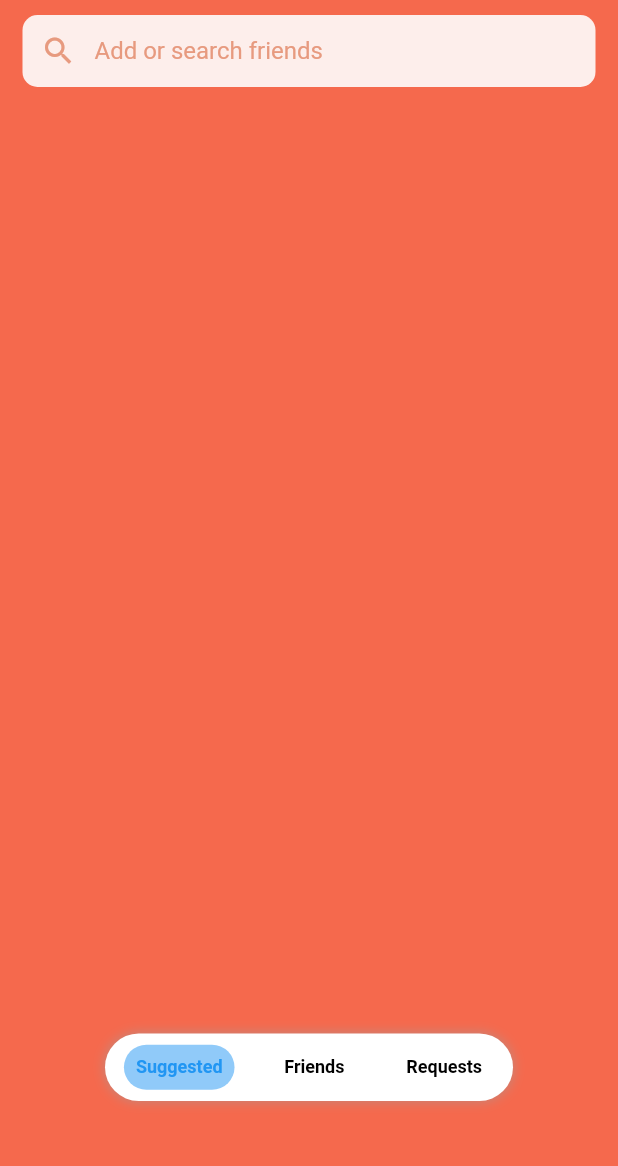
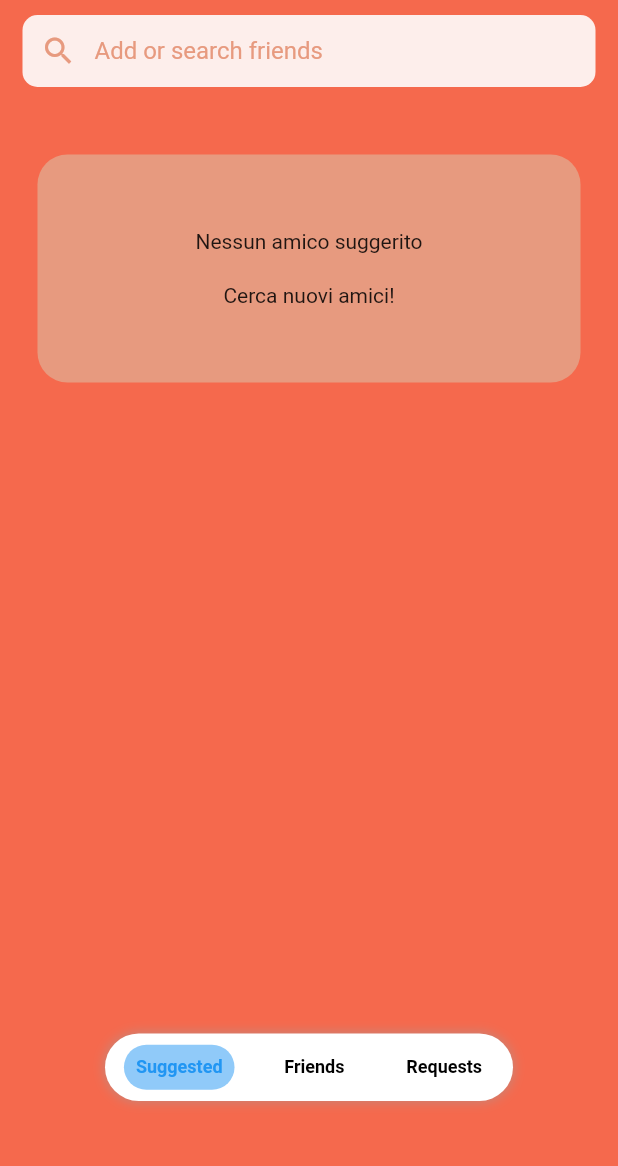
Before and after one commit to Davide042003/gas, a Flutter app: the FriendsScreen screen opened by its route, on a phone screen of 412 x 824 dp, the part 60-1226 px from its top. Run offline on Flutter 3.47's test engine with Material 2 defaults, Android fonts, the phone set to English and light mode, and no system bars; our stand-ins replace animate_do, cached_network_image, cloud_firestore, contacts_service, country_picker, firebase_auth and 12 more; missing offline and left inert: a package; accounts and stored records are empty; Roboto replaces fonts that are missing (Helvetica).

Commit message:
fix friends

```diff
--- a/lib/friends_screen.dart
+++ b/lib/friends_screen.dart
@@ -229,6 +229,7 @@ class _FriendsScreenState extends ConsumerState<FriendsScreen> {
                               final widgets = <Widget>[];
                               String type = "";
 
+                              if (searchResults.length > 0) {
                                 // Build widgets for each result
                                 for (final result in searchResults) {
                                   final userData = result;
@@ -261,10 +262,12 @@ class _FriendsScreenState extends ConsumerState<FriendsScreen> {
                                       username: username,
                                       id: id,
                                       onDeleteFriend: () async {
-                                        await friendSystem.deleteFriend(friendToDeleteId);
+                                        await friendSystem.deleteFriend(
+                                            friendToDeleteId);
                                         ref.refresh(friendsProvider);
                                         Navigator.pop(context);
-                                      }, onNo: (){
+                                      },
+                                      onNo: () {
                                         Navigator.pop(context);
                                       },
                                       onTap: () {
@@ -286,7 +289,8 @@ class _FriendsScreenState extends ConsumerState<FriendsScreen> {
                                               await friendSystem
                                                   .deleteSentRequest(id);
                                               setState(() {
-                                              ref.refresh(sentRequestsProvider);
+                                                ref.refresh(
+                                                    sentRequestsProvider);
                                                 ref.refresh(
                                                     nonFriendsContactsProvider);
                                                 setState(() {
@@ -313,7 +317,8 @@ class _FriendsScreenState extends ConsumerState<FriendsScreen> {
                                           await friendSystem
                                               .declineFriendRequest(id);
                                           ref.refresh(receivedRequestsProvider);
-                                        ref.refresh(nonFriendsContactsProvider);
+                                          ref.refresh(
+                                              nonFriendsContactsProvider);
                                           setState(() {
                                             searchResults.remove(result);
                                           });
@@ -361,7 +366,8 @@ class _FriendsScreenState extends ConsumerState<FriendsScreen> {
                                               id: id,
                                               onTap: () async {
                                                 await sendFriendRequest(id);
-                                              ref.refresh(sentRequestsProvider);
+                                                ref.refresh(
+                                                    sentRequestsProvider);
                                                 ref.refresh(
                                                     potentialFriendsWithCommonFriendsProvider);
                                                 setState(() {
@@ -370,7 +376,10 @@ class _FriendsScreenState extends ConsumerState<FriendsScreen> {
                                               })));
                                     }
                                   } else if (type == 'general') {
-                                  widgets.add(Padding(padding: EdgeInsets.symmetric(horizontal: 20), child: GeneralUserWidget(
+                                    widgets.add(Padding(
+                                        padding: EdgeInsets.symmetric(
+                                            horizontal: 20),
+                                        child: GeneralUserWidget(
                                             profilePicture: profilePictureUrl,
                                             name: name,
                                             username: username,
@@ -388,6 +397,27 @@ class _FriendsScreenState extends ConsumerState<FriendsScreen> {
                                 return ListView(
                                   children: widgets,
                                 );
+                              } else {
+                                return Align(
+                                    alignment: Alignment.topCenter,
+                                    child: Container(
+                                      height: screenHeight/5.5,
+                                      width: screenWidth/1,
+                                      padding: EdgeInsets.symmetric(vertical: 0),
+                                      margin: EdgeInsets.symmetric(horizontal: 25, vertical: 20),
+                                      decoration: BoxDecoration(
+                                        borderRadius: BorderRadius.circular(20),
+                                        color: AppColors.a,
+                                      ),
+                                      child: Column(
+                                        mainAxisAlignment: MainAxisAlignment.center,
+                                        children: [
+                                          Text('Nessun amico trovato!'),
+                                        ],
+                                      ),
+                                    )
+                                );
+                              }
                             } else if (snapshot.hasError) {
                               print("ok");
                               return Text('Error: ${snapshot.error}');
@@ -486,9 +516,16 @@ class _FriendsScreenState extends ConsumerState<FriendsScreen> {
   Widget pageContactsNoFriend() {
     double screenHeight = MediaQuery.of(context).size.height;
 
-    return ListView(
-      children: [
-        // First FutureBuilder for non-friend contacts
+    return CustomScrollView(
+      slivers: [
+        CupertinoSliverRefreshControl(
+          onRefresh: () async {
+            ref.refresh(potentialFriendsWithCommonFriendsProvider);
+          },
+        ),
+        SliverList(
+          delegate: SliverChildListDelegate(
+            [
               FutureBuilder(
                 future: ref.watch(nonFriendsContactsProvider.future),
                 builder: (context, snapshot) {
@@ -640,6 +677,40 @@ class _FriendsScreenState extends ConsumerState<FriendsScreen> {
                     }
                   }
                 },
+              ),
+              FutureBuilder(
+                future: ref.watch(nonFriendsContactsProvider.future),
+                builder: (context, nonFriendsSnapshot) {
+                  return FutureBuilder<List<Map<String, dynamic>>>(
+                    future: ref.watch(potentialFriendsWithCommonFriendsProvider.future),
+                    builder: (context, potentialFriendsSnapshot) {
+                      if ((!nonFriendsSnapshot.hasData || nonFriendsSnapshot.data!.isEmpty) &&
+                          (!potentialFriendsSnapshot.hasData || potentialFriendsSnapshot.data!.isEmpty)) {
+                        return Container(
+                          padding: EdgeInsets.symmetric(vertical: 50),
+                          margin: EdgeInsets.symmetric(horizontal: 25, vertical: 20),
+                          decoration: BoxDecoration(
+                            borderRadius: BorderRadius.circular(20),
+                            color: AppColors.a,
+                          ),
+                          child: Column(
+                            mainAxisAlignment: MainAxisAlignment.center,
+                            children: [
+                              Text('Nessun amico suggerito'),
+                              SizedBox(height: 20),
+                              Text('Cerca nuovi amici!'),
+                            ],
+                          ),
+                        );
+                      } else {
+                        return SizedBox.shrink();
+                      }
+                    },
+                  );
+                },
+              ),
+            ],
+          ),
         ),
       ],
     );
```
Lines whose indentation alone changed are shown as unchanged.
